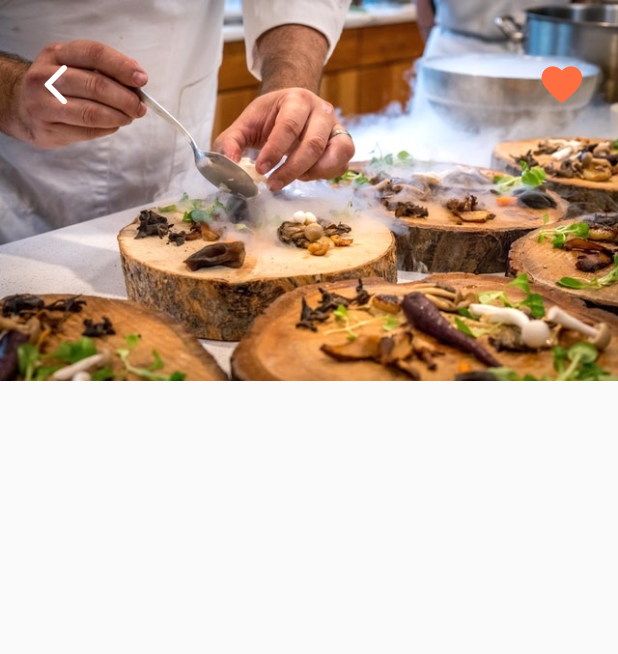
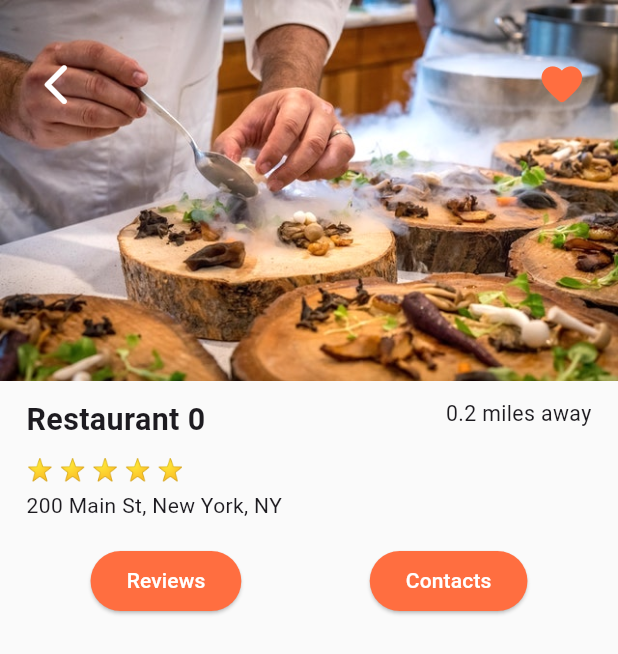
Before and after one commit to MohammedGhazaly/food_delivery_ui, a Flutter app: the screen it shows after launch, after a tap on "Restaurant 0", on a phone screen of 412 x 824 dp. Shown: the top 654 px of the screen. Run offline on Flutter 3.47's test engine with Material 3 defaults, Android fonts, the phone set to English and light mode, and no system bars; our stand-ins replace flutter_screenutil.

Commit message:
Finished restaurant details section

```diff
--- a/lib/views/restaurant/restaurant_view.dart
+++ b/lib/views/restaurant/restaurant_view.dart
@@ -1,5 +1,7 @@
 import 'package:flutter/material.dart';
 import 'package:flutter_food_delivery_ui/models/restaurant.dart';
+import 'package:flutter_food_delivery_ui/shared_widgets/rating_stars.dart';
+import 'package:flutter_food_delivery_ui/views/restaurant/widgets/restaurant_details_section.dart';
 import 'package:flutter_food_delivery_ui/views/restaurant/widgets/restaurant_hero_section.dart';
 import 'package:flutter_screenutil/flutter_screenutil.dart';
 
@@ -15,6 +17,12 @@ class RestaurantView extends StatelessWidget {
           RestaurantHeroSection(
             restaurant: restaurant,
           ),
+
+          // Column()
+          SizedBox(
+            height: 12.h,
+          ),
+          RestaurantDetailsSection(restaurant: restaurant)
         ],
       ),
     );
--- /dev/null
+++ b/lib/views/restaurant/widgets/restaurant_details_section.dart
@@ -0,0 +1,78 @@
+import 'package:flutter/material.dart';
+import 'package:flutter_food_delivery_ui/models/restaurant.dart';
+import 'package:flutter_food_delivery_ui/shared_widgets/rating_stars.dart';
+import 'package:flutter_screenutil/flutter_screenutil.dart';
+
+class RestaurantDetailsSection extends StatelessWidget {
+  const RestaurantDetailsSection({
+    super.key,
+    required this.restaurant,
+  });
+
+  final Restaurant restaurant;
+
+  @override
+  Widget build(BuildContext context) {
+    return Padding(
+      padding: EdgeInsets.symmetric(horizontal: 16.w),
+      child: Column(
+        // mainAxisAlignment: MainAxisAlignment.start,
+        crossAxisAlignment: CrossAxisAlignment.start,
+        children: [
+          Row(
+            crossAxisAlignment: CrossAxisAlignment.start,
+            mainAxisAlignment: MainAxisAlignment.spaceBetween,
+            children: [
+              Expanded(
+                child: Text(
+                  restaurant.name,
+                  style:
+                      TextStyle(fontSize: 20.sp, fontWeight: FontWeight.w600),
+                ),
+              ),
+              Expanded(
+                child: Text(
+                  "0.2 miles away",
+                  textAlign: TextAlign.end,
+                  style: TextStyle(fontSize: 14.sp),
+                ),
+              )
+            ],
+          ),
+          SizedBox(
+            height: 8.h,
+          ),
+          RatingStars(rating: restaurant.rating),
+          SizedBox(
+            height: 4.h,
+          ),
+          Text(restaurant.address),
+          SizedBox(
+            height: 16.h,
+          ),
+          Row(
+            mainAxisAlignment: MainAxisAlignment.spaceAround,
+            children: [
+              ElevatedButton(
+                style: ElevatedButton.styleFrom(
+                  foregroundColor: Colors.white,
+                  backgroundColor: Colors.deepOrangeAccent,
+                ),
+                onPressed: () {},
+                child: Text("Reviews"),
+              ),
+              ElevatedButton(
+                style: ElevatedButton.styleFrom(
+                  foregroundColor: Colors.white,
+                  backgroundColor: Colors.deepOrangeAccent,
+                ),
+                onPressed: () {},
+                child: Text("Contacts"),
+              ),
+            ],
+          )
+        ],
+      ),
+    );
+  }
+}
```
